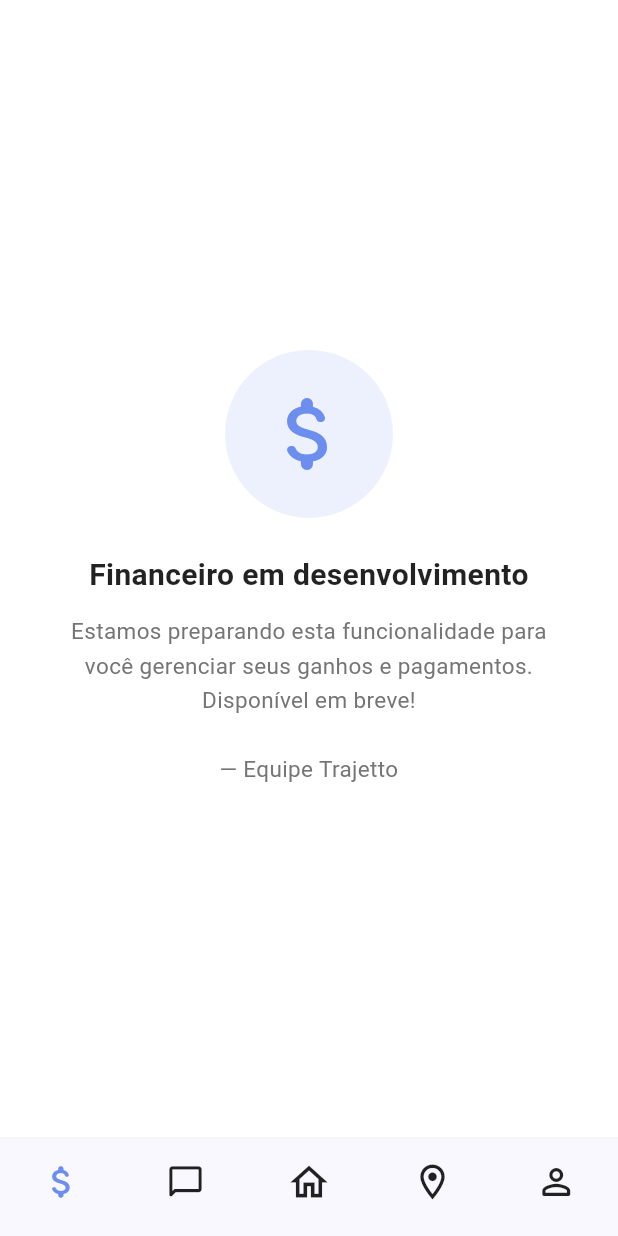
After one commit to Trajetto-PI/trajetto-frontend, a Flutter app: the FinancialScreen screen opened directly, on a phone screen of 412 x 824 dp. The commit adds this screen. Run offline on Flutter 3.47's test engine with Material 3 defaults, Android fonts, the phone set to English and light mode, and no system bars; our stand-ins replace flutter_map, geolocator, latlong2.

Commit message:
feat: adição da tela do financeiro e atualização do ícone da navbar

```diff
--- /dev/null
+++ b/lib/screens/financial_screen.dart
@@ -0,0 +1,59 @@
+import 'package:flutter/material.dart';
+import '../widgets/custom_bottom_nav_bar.dart';
+
+class FinancialScreen extends StatelessWidget {
+  const FinancialScreen({super.key});
+
+  @override
+  Widget build(BuildContext context) {
+    return Scaffold(
+      backgroundColor: Colors.white,
+      body: SafeArea(
+        child: Center(
+          child: Padding(
+            padding: const EdgeInsets.symmetric(horizontal: 32.0),
+            child: Column(
+              mainAxisAlignment: MainAxisAlignment.center,
+              children: [
+                Container(
+                  padding: const EdgeInsets.all(24),
+                  decoration: BoxDecoration(
+                    color: const Color(0xFF6C8EEF).withValues(alpha: 0.12),
+                    shape: BoxShape.circle,
+                  ),
+                  child: const Icon(
+                    Icons.attach_money_rounded,
+                    size: 64,
+                    color: Color(0xFF6C8EEF),
+                  ),
+                ),
+                const SizedBox(height: 24),
+                const Text(
+                  'Financeiro em desenvolvimento',
+                  textAlign: TextAlign.center,
+                  style: TextStyle(
+                    fontSize: 20,
+                    fontWeight: FontWeight.bold,
+                    color: Colors.black87,
+                  ),
+                ),
+                const SizedBox(height: 12),
+                Text(
+                  'Estamos preparando esta funcionalidade para você gerenciar seus ganhos e pagamentos. Disponível em breve!\n\n— Equipe Trajetto',
+                  textAlign: TextAlign.center,
+                  style: TextStyle(
+                    fontSize: 15,
+                    color: Colors.grey.shade600,
+                    height: 1.5,
+                  ),
+                ),
+              ],
+            ),
+          ),
+        ),
+      ),
+      // Ajuste o currentIndex abaixo para o mesmo índice que esse ícone ocupa na sua CustomBottomNavBar
+      bottomNavigationBar: const CustomBottomNavBar(currentIndex: 0),
+    );
+  }
+}
--- a/lib/widgets/custom_bottom_nav_bar.dart
+++ b/lib/widgets/custom_bottom_nav_bar.dart
@@ -1,5 +1,6 @@
 import 'package:flutter/material.dart';
 import '../screens/chat_list_screen.dart';
+import '../screens/financial_screen.dart';
 import '../screens/freight_list_screen.dart';
 import '../screens/map_screen.dart';
 import '../screens/profile_screen.dart';
@@ -20,8 +21,8 @@ class CustomBottomNavBar extends StatelessWidget {
 
     switch (index) {
       case 0:
-      // Histórico (ou mantemos em fretes enquanto não houver tela específica)
-        nextScreen = const FreightListScreen();
+      // Financeiro (em desenvolvimento)
+        nextScreen = const FinancialScreen();
         break;
       case 1:
       // Chat
@@ -71,7 +72,7 @@ class CustomBottomNavBar extends StatelessWidget {
         elevation: 0,
         items: const [
           BottomNavigationBarItem(
-            icon: Icon(Icons.history, size: 28),
+            icon: Icon(Icons.attach_money_rounded, size: 28),
             label: '',
           ),
           BottomNavigationBarItem(
```
